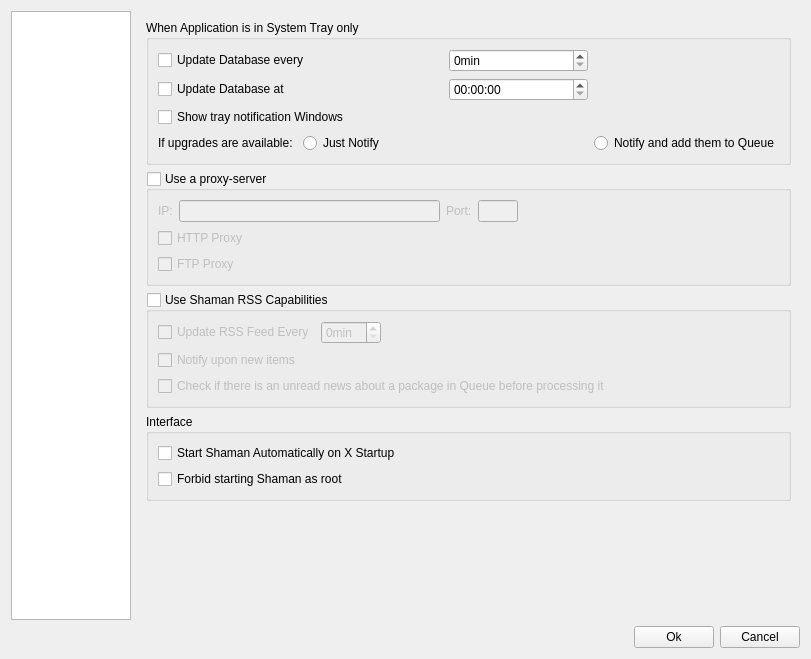
This is trunk/shaman/ui/configDialog.ui in drf/shaman1 as Qt 5 draws it before an edit. The edited form follows.
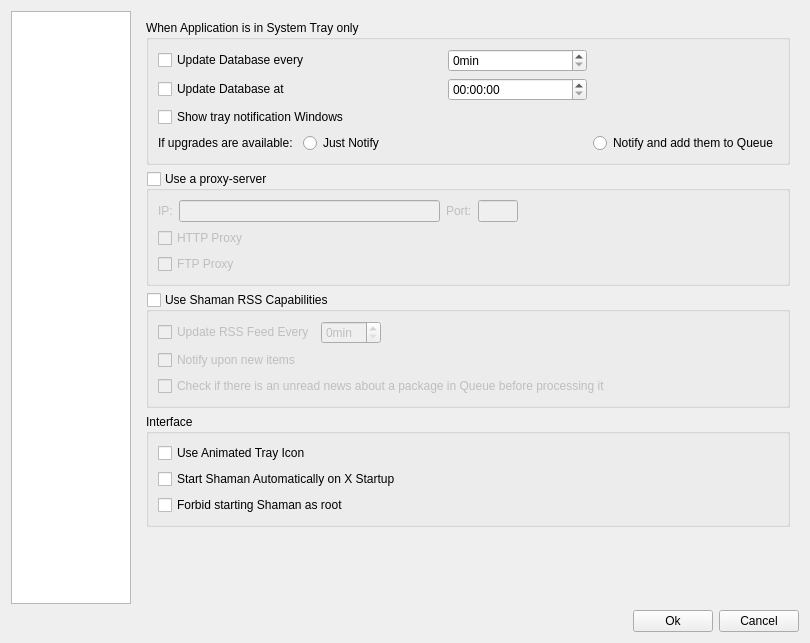
This is the edited form. The open tabs and pages were chosen to show the change. Icons and pictures are not drawn.

Commit message: Added the possibility to switch off the animated icon

Diff of the .ui file:
```diff
--- a/trunk/shaman/ui/configDialog.ui
+++ b/trunk/shaman/ui/configDialog.ui
@@ -5,8 +5,8 @@
    <rect>
     <x>0</x>
     <y>0</y>
-    <width>811</width>
-    <height>659</height>
+    <width>810</width>
+    <height>643</height>
    </rect>
   </property>
   <property name="windowTitle" >
@@ -946,8 +946,8 @@
        <rect>
         <x>0</x>
         <y>0</y>
-        <width>679</width>
-        <height>617</height>
+        <width>678</width>
+        <height>601</height>
        </rect>
       </property>
       <layout class="QGridLayout" >
@@ -1187,6 +1187,13 @@
           <string>Interface</string>
          </property>
          <layout class="QVBoxLayout" >
+          <item>
+           <widget class="QCheckBox" name="useAnimatedBox" >
+            <property name="text" >
+             <string>Use Animated Tray Icon</string>
+            </property>
+           </widget>
+          </item>
           <item>
            <widget class="QCheckBox" name="autoStartBox" >
             <property name="text" >
```
Left out of the diff: 20 changed lines with no effect on the pictures. The commit also changes 13 other files.
